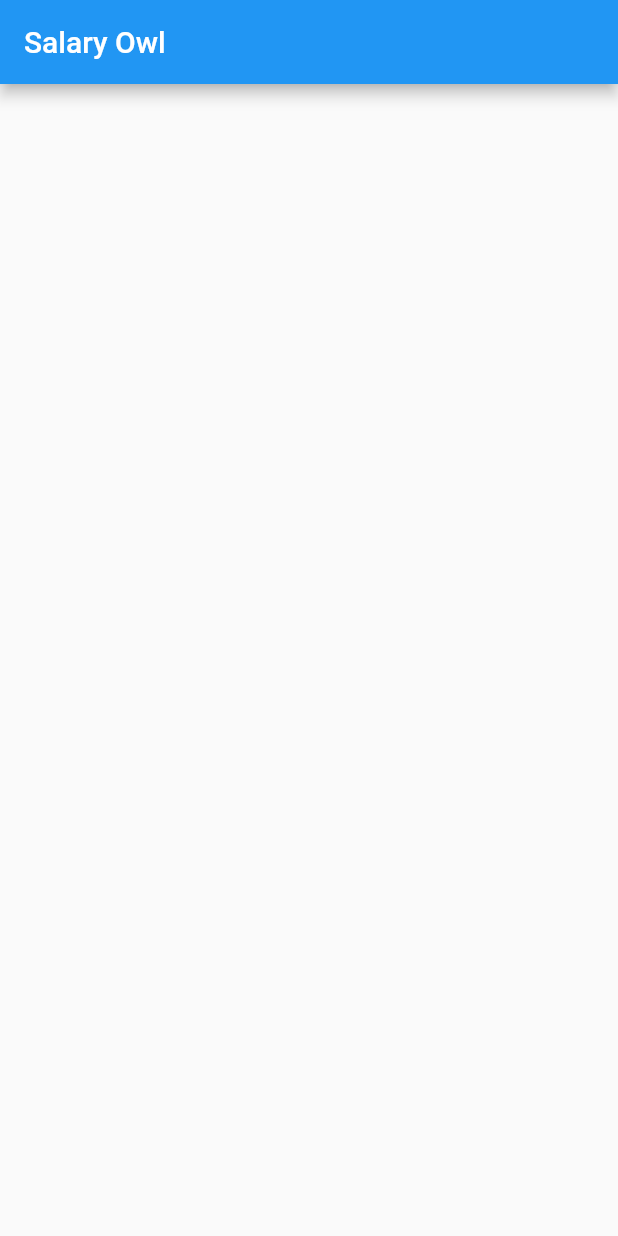
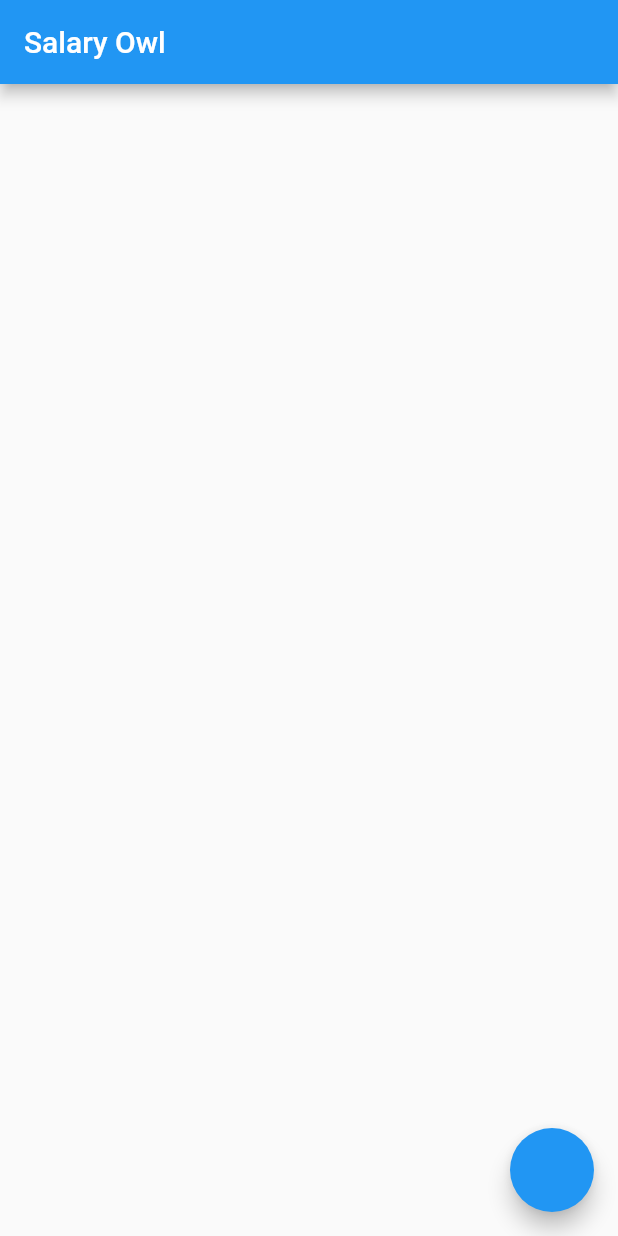
Before and after one commit to ysferdgnn/salary_owl, a Flutter app: the screen it shows after launch, on a phone screen of 412 x 824 dp. Run offline on Flutter 3.47's test engine with Material 2 defaults, Android fonts, the phone set to English and light mode, and no system bars; statements that could not run were skipped.

```diff
--- a/lib/main.dart
+++ b/lib/main.dart
@@ -20,7 +20,10 @@ class _MyAppState extends State<MyApp> {
         appBar: AppBar(
           title: Text("Salary Owl"),
         ),
-      body: SalaryListView()
+      body: SalaryListView(),
+        floatingActionButton: FloatingActionButton(
+        onPressed: null,
+    ),
     );
   }
 }
```
